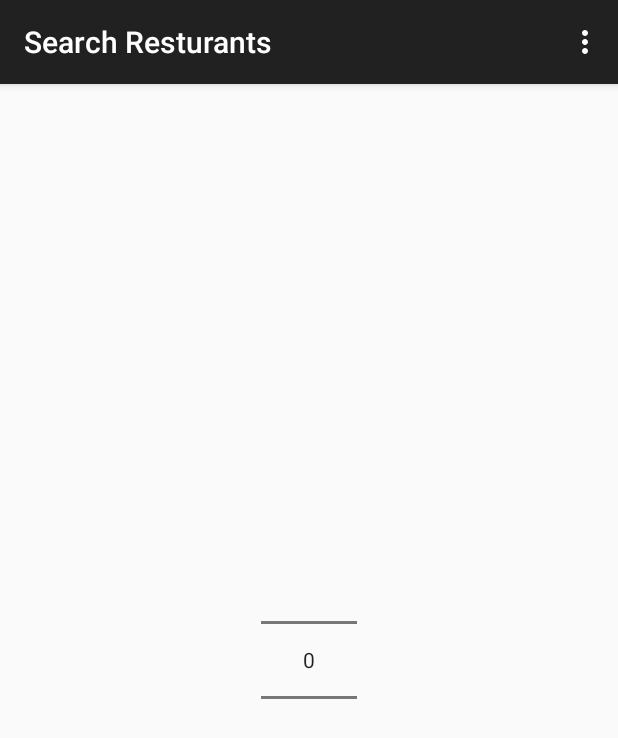
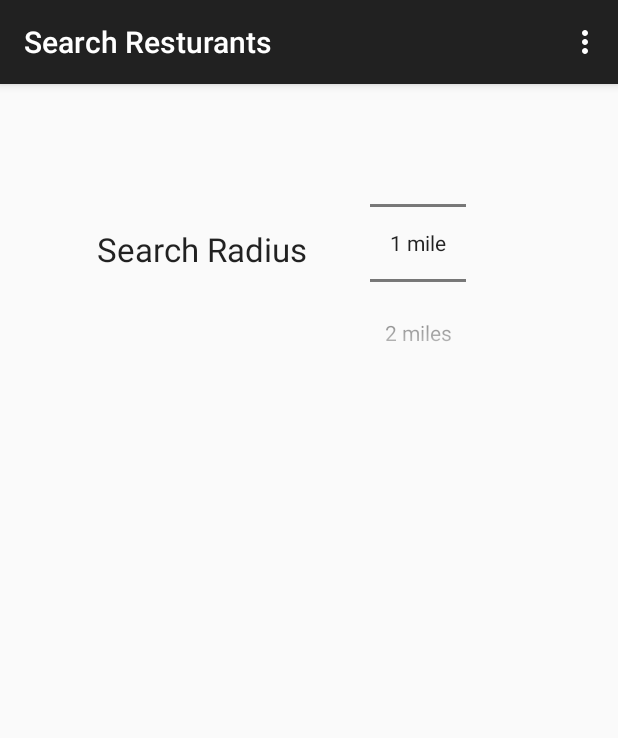
Before and after one commit to danielwaynecole/CS_683_Hongry, an Android app: the SearchResturants screen opened directly, with no data from a screen before it, on a phone screen of 412 x 824 dp. Shown: the top 738 px of the screen. Run offline under Robolectric (Android 15) with nearby library versions, the phone set to English and light mode, and no system bars.

Commit message:
update some page navigation and add the search radius for restaurant search page

```diff
--- a/app/src/main/java/com/juniperbushes_99/hongry/MainActivity.java
+++ b/app/src/main/java/com/juniperbushes_99/hongry/MainActivity.java
@@ -37,7 +37,7 @@ public class MainActivity extends AppCompatActivity {
         return super.onOptionsItemSelected(item);
     }
 
-    public void eatOutGo(View view){
+    public void eatOutStart(View view){
         Intent intent = new Intent(this, RestaurantStart.class);
         startActivity(intent);
     }
--- a/app/src/main/java/com/juniperbushes_99/hongry/RestaurantStart.java
+++ b/app/src/main/java/com/juniperbushes_99/hongry/RestaurantStart.java
@@ -1,9 +1,11 @@
 package com.juniperbushes_99.hongry;
 
+import android.content.Intent;
 import android.support.v7.app.AppCompatActivity;
 import android.os.Bundle;
 import android.view.Menu;
 import android.view.MenuItem;
+import android.view.View;
 
 public class RestaurantStart extends AppCompatActivity {
 
@@ -34,4 +36,9 @@ public class RestaurantStart extends AppCompatActivity {
 
         return super.onOptionsItemSelected(item);
     }
+
+    public void eatOutSearchStart(View view){
+        Intent intent = new Intent(this, SearchResturants.class);
+        startActivity(intent);
+    }
 }
--- a/app/src/main/java/com/juniperbushes_99/hongry/SearchResturants.java
+++ b/app/src/main/java/com/juniperbushes_99/hongry/SearchResturants.java
@@ -4,13 +4,24 @@ import android.support.v7.app.AppCompatActivity;
 import android.os.Bundle;
 import android.view.Menu;
 import android.view.MenuItem;
+import android.widget.NumberPicker;
+import android.widget.NumberPicker.OnValueChangeListener;
 
 public class SearchResturants extends AppCompatActivity {
+
+    NumberPicker np;
 
     @Override
     protected void onCreate(Bundle savedInstanceState) {
         super.onCreate(savedInstanceState);
         setContentView(R.layout.activity_search_resturants);
+
+        String[] displayedValues = {"1 mile", "2 miles", "3 miles", "5 miles", "10 miles", "25 miles"};
+        np = (NumberPicker) findViewById(R.id.radiusPicker);
+        np.setMinValue(0);
+        np.setMaxValue(5);
+        np.setDisplayedValues(displayedValues);
+        np.setWrapSelectorWheel(false);
     }
 
     @Override
--- a/app/src/main/res/layout/activity_restaurant_start.xml
+++ b/app/src/main/res/layout/activity_restaurant_start.xml
@@ -25,7 +25,8 @@
         android:layout_below="@+id/textView2"
         android:layout_alignParentLeft="true"
         android:layout_alignParentStart="true"
-        android:layout_marginTop="33dp" />
+        android:layout_marginTop="33dp"
+        android:onClick="eatOutSearchStart" />
 
     <Button
         android:layout_width="wrap_content"
--- a/app/src/main/res/layout/activity_search_resturants.xml
+++ b/app/src/main/res/layout/activity_search_resturants.xml
@@ -4,14 +4,31 @@
     android:paddingRight="@dimen/activity_horizontal_margin"
     android:paddingTop="@dimen/activity_vertical_margin"
     android:paddingBottom="@dimen/activity_vertical_margin"
-    tools:context="com.juniperbushes_99.hongry.SearchResturants">
+    tools:context="com.juniperbushes_99.hongry.SearchResturants"
+    android:id="@+id/searchRestaurants">
 
     <NumberPicker
         android:layout_width="wrap_content"
         android:layout_height="wrap_content"
-        android:id="@+id/numberPicker"
+        android:id="@+id/radiusPicker"
         android:orientation="horizontal"
-        android:layout_centerVertical="true"
-        android:layout_centerHorizontal="true" />
+        android:layout_marginRight="85dp"
+        android:layout_marginEnd="85dp"
+        android:layout_alignParentTop="true"
+        android:layout_alignParentRight="true"
+        android:layout_alignParentEnd="true" />
+
+    <TextView
+        android:layout_width="wrap_content"
+        android:layout_height="wrap_content"
+        android:textAppearance="?android:attr/textAppearanceLarge"
+        android:text="Search Radius"
+        android:id="@+id/radiusPickerLabel"
+        android:layout_alignBottom="@+id/radiusPicker"
+        android:layout_toLeftOf="@+id/radiusPicker"
+        android:layout_toStartOf="@+id/radiusPicker"
+        android:layout_marginRight="42dp"
+        android:layout_marginEnd="42dp"
+        android:layout_marginBottom="71dp" />
 
 </RelativeLayout>
```
